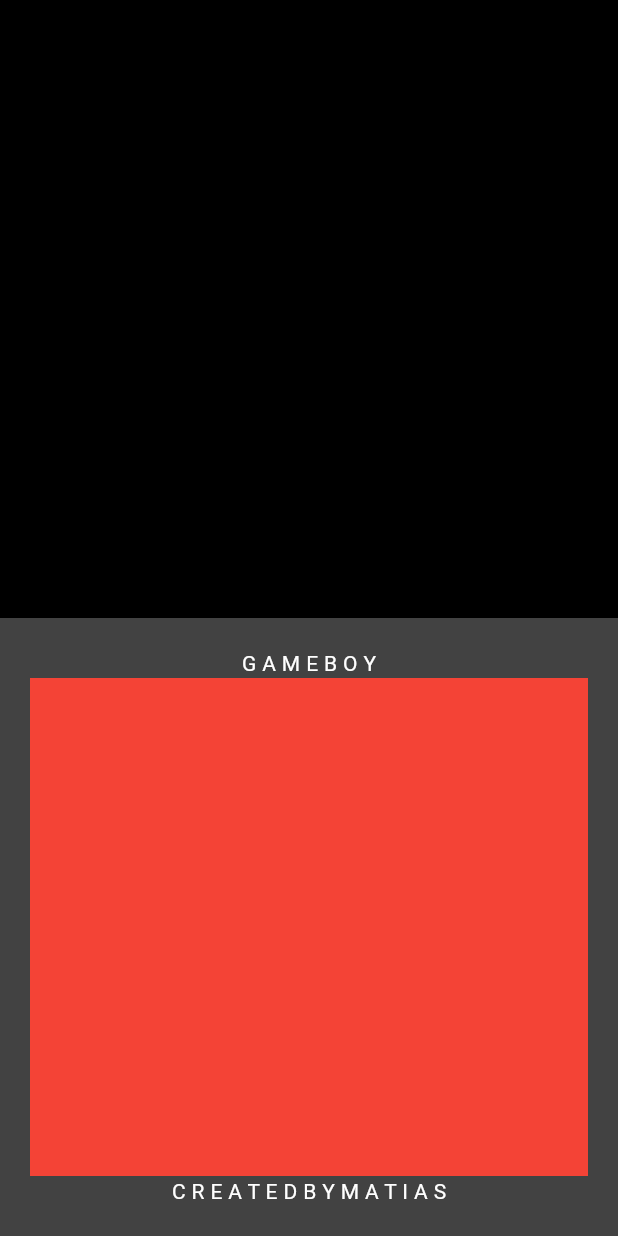
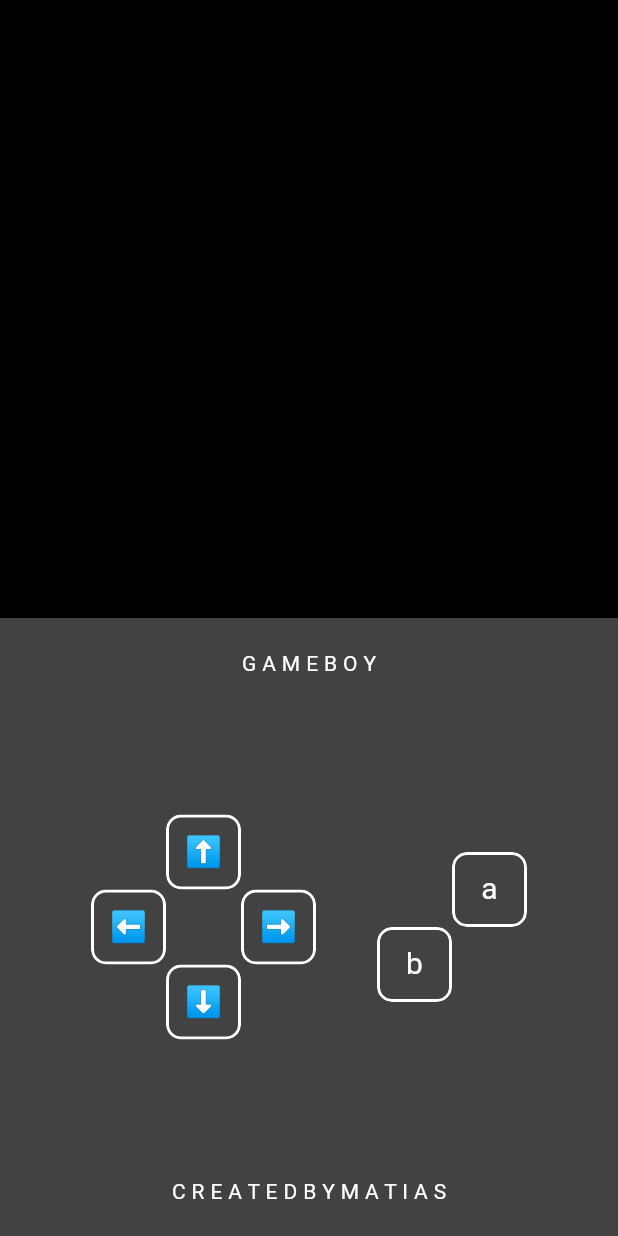
Before and after one commit to MatiasCaamal/pokemon_app_8sc, a Flutter app: the screen it shows after launch, on a phone screen of 412 x 824 dp. Run offline on Flutter 3.47's test engine with Material 3 defaults, Android fonts, the light colour scheme and no system bars.

Commit message:
Iniciando UI

```diff
--- a/pokemon_app_8sc/lib/button.dart
+++ b/pokemon_app_8sc/lib/button.dart
@@ -31,6 +31,5 @@
         ),
       ),
     );
-
   }
 }
--- a/pokemon_app_8sc/lib/main.dart
+++ b/pokemon_app_8sc/lib/main.dart
@@ -1,4 +1,5 @@
 import 'package:flutter/material.dart';
+import 'button.dart';
 
 void main() {
   runApp(MyApp());
@@ -20,6 +21,31 @@
 }
 
 class _HomePageState extends State<HomePage> {
+
+  void moveUp() {
+
+  }
+
+  void moveDown() {
+
+  }
+
+  void moveLeft() {
+
+  }
+
+  void moveRight() {
+
+  }
+
+  void pressedA() {
+
+  }
+
+  void pressedB() {
+
+  }
+
   @override
   Widget build(BuildContext context) {
     return Scaffold(
@@ -39,14 +65,99 @@
                 child: Column(
                   mainAxisAlignment: MainAxisAlignment.spaceBetween,
                   children: [
-                    Text('G A M E B O Y', style: TextStyle(color: Colors.white),),
-                    Expanded(
-                      child: Container(
-                        color: Colors.red,
+                    Text(
+                      'G A M E B O Y',
+                      style: TextStyle(color: Colors.white),
                     ),
+                    Row(
+                      mainAxisAlignment: MainAxisAlignment.spaceEvenly,
+                      children: [
+                        Row(
+                          children: [
+                            Column(
+                              children: [
+                                SizedBox(
+                                  height: 50,
+                                  width: 50,
                                 ),
-                      Text('C R E A T E D B Y M A T I A S',
-                      style: TextStyle(color: Colors.white),)
+                                MyButton(
+                                  text: '⬅',
+                                  function: moveLeft,
+                                ),
+                                SizedBox(
+                                  height: 50,
+                                  width: 50,
+                                ),
+                              ],
+                            ),
+                            Column(
+                              children: [
+                                MyButton(
+                                  text: '⬆',
+                                  function: moveUp,
+                                ),
+                                SizedBox(
+                                  height: 50,
+                                  width: 50,
+                                ),
+                                MyButton(
+                                  text: '⬇',
+                                  function: moveDown,
+                                ),
+                              ],
+                            ),
+                            Column(
+                              children: [
+                                SizedBox(
+                                  height: 50,
+                                  width: 50,
+                                ),
+                                MyButton(
+                                  text: '➡',
+                                  function: moveRight,
+                                ),
+                                SizedBox(
+                                  height: 50,
+                                  width: 50,
+                                ),
+                              ],
+                            )
+                          ],
+                        ),
+                        Row(
+                          children: [
+                            Column(
+                              children: [
+                                SizedBox(
+                                  height: 50,
+                                  width: 50,
+                                ),
+                                MyButton(
+                                  text: 'b',
+                                  function: pressedB,
+                                )
+                              ],
+                            ),
+                            Column(
+                              children: [
+                                MyButton(
+                                  text: 'a',
+                                  function: pressedA,
+                                ),
+                                SizedBox(
+                                  height: 50,
+                                  width: 50,
+                                )
+                              ],
+                            )
+                          ],
+                        )
+                      ],
+                    ),
+                    Text(
+                      'C R E A T E D B Y M A T I A S',
+                      style: TextStyle(color: Colors.white),
+                    )
                   ],
                 ),
               ),
```
Lines whose indentation alone changed are shown as unchanged.
